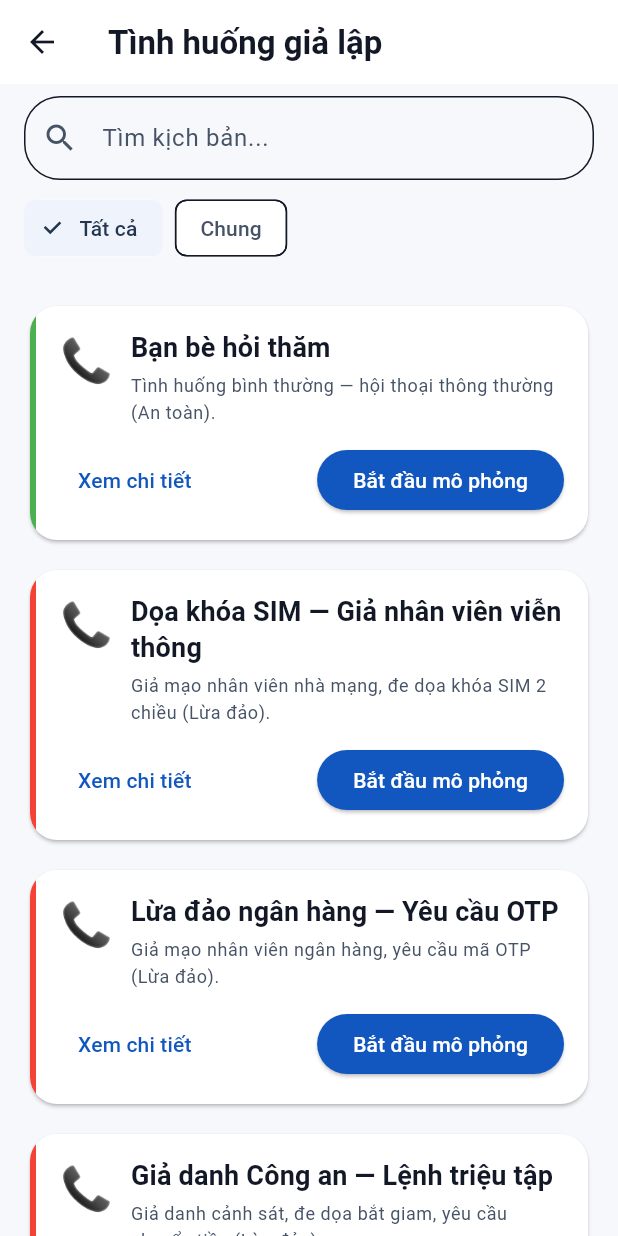
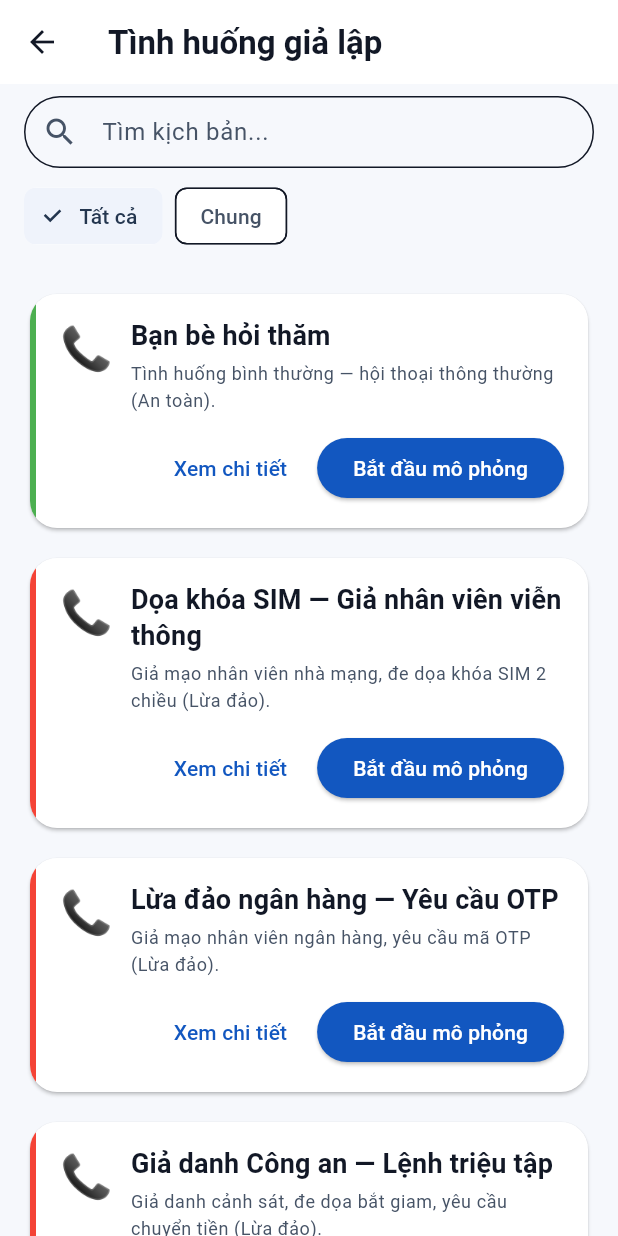
Before and after one commit to ghitatruongle/lachancuocgoi, a Flutter app: the SimulationPage screen opened by its route, on a phone screen of 412 x 824 dp. Run offline on Flutter 3.47's test engine with Material 3 defaults, Android fonts, the phone set to English and light mode, and no system bars; our stand-ins replace flutter_riverpod, go_router, google_generative_ai, shared_preferences, sqflite; missing offline and left inert: tflite_flutter; accounts and stored records are empty.

Commit message:
update branch

```diff
--- a/lachancuoicgoi_flutter/lib/ui/history_page/history_page.dart
+++ b/lachancuoicgoi_flutter/lib/ui/history_page/history_page.dart
@@ -146,6 +146,10 @@ class _HistoryPageState extends ConsumerState<HistoryPage> {
                       enabledBorder: OutlineInputBorder(
                         borderRadius: BorderRadius.circular(24),
                         borderSide: BorderSide(color: cs.outlineVariant),
+                      ),
+                      contentPadding: const EdgeInsets.symmetric(
+                        horizontal: 16,
+                        vertical: 12,
                       ),
                     ),
                     textInputAction: TextInputAction.search,
--- a/lachancuoicgoi_flutter/lib/ui/monitoring_page/audio_waveform.dart
+++ b/lachancuoicgoi_flutter/lib/ui/monitoring_page/audio_waveform.dart
@@ -45,8 +45,8 @@ class AudioWaveform extends StatelessWidget {
           const SizedBox(height: 8),
           SizedBox(
             height: 100,
+            width: double.infinity,
             child: CustomPaint(
-              size: const Size(double.infinity, 100),
               painter: _WaveformPainter(amplitudes: amplitudes),
             ),
           ),
@@ -136,7 +136,7 @@ class _WaveformPainter extends CustomPainter {
       ..strokeCap = StrokeCap.round;
 
     for (var i = 0; i < amplitudes.length; i++) {
-      final x = i * 2 * barWidth;
+      final x = i * 2 * barWidth + barWidth / 2;
       final amp = amplitudes[i].clamp(0.0, 1.0) * maxAmp;
       canvas.drawLine(
         Offset(x, size.height / 2 - amp),
--- a/lachancuoicgoi_flutter/lib/ui/simulation_page/simulation_page.dart
+++ b/lachancuoicgoi_flutter/lib/ui/simulation_page/simulation_page.dart
@@ -89,6 +89,10 @@ class _SimulationPageState extends ConsumerState<SimulationPage> {
                 focusedBorder: OutlineInputBorder(
                   borderRadius: BorderRadius.circular(24),
                   borderSide: BorderSide(color: cs.primary),
+                ),
+                contentPadding: const EdgeInsets.symmetric(
+                  horizontal: 16,
+                  vertical: 12,
                 ),
               ),
               onChanged: controller.updateSearchQuery,
@@ -306,13 +310,14 @@ class _ScenarioCardState extends State<_ScenarioCard> {
                     const SizedBox(height: 12),
 
                     Row(
-                      mainAxisAlignment: MainAxisAlignment.spaceBetween,
+                      mainAxisAlignment: MainAxisAlignment.end,
                       children: [
                         TextButton(
                           onPressed: () =>
                               setState(() => _expanded = !_expanded),
                           child: Text(_expanded ? 'Thu gọn' : 'Xem chi tiết'),
                         ),
+                        const SizedBox(width: 8),
                         ElevatedButton(
                           onPressed: widget.onStart,
                           style: ElevatedButton.styleFrom(
```
Also changed, not shown: lachancuoicgoi_flutter/lib/ui/history_page/history_item_card.dart (+7 -7 lines), lachancuoicgoi_flutter/lib/ui/monitoring_page/live_conversation.dart (+7 -6 lines), lachancuoicgoi_flutter/lib/ui/monitoring_page/risk_level_indicator.dart (+12 -10 lines), 1 other file.
